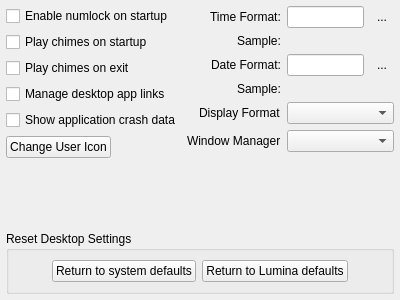
lumina-desktop/lumina, file src-qt5/core-utils/lumina-config/pages/page_session_options.ui: the form before one commit.
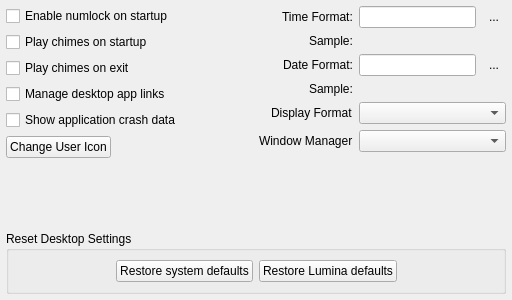
The form after the commit.

Commit message: Fix up some of lumina-config. 1. Cleanup the layout of the sound theme page 2. Cleanup the wording on the setting reset options 3. Add a "verify" prompt for setting resets. 4. Cleanup how additional WM's are detected/displayed.

```diff
--- a/src-qt5/core-utils/lumina-config/pages/page_session_options.ui
+++ b/src-qt5/core-utils/lumina-config/pages/page_session_options.ui
@@ -6,7 +6,7 @@
    <rect>
     <x>0</x>
     <y>0</y>
-    <width>400</width>
+    <width>512</width>
     <height>300</height>
    </rect>
   </property>
@@ -264,14 +264,14 @@
       <item>
        <widget class="QPushButton" name="push_session_resetSysDefaults">
         <property name="text">
-         <string>Return to system defaults</string>
+         <string>Restore system defaults</string>
         </property>
        </widget>
       </item>
       <item>
        <widget class="QPushButton" name="push_session_resetLuminaDefaults">
         <property name="text">
-         <string>Return to Lumina defaults</string>
+         <string>Restore Lumina defaults</string>
         </property>
        </widget>
       </item>
```
Lines whose indentation alone changed are shown as unchanged. The commit also changes 3 other files.
